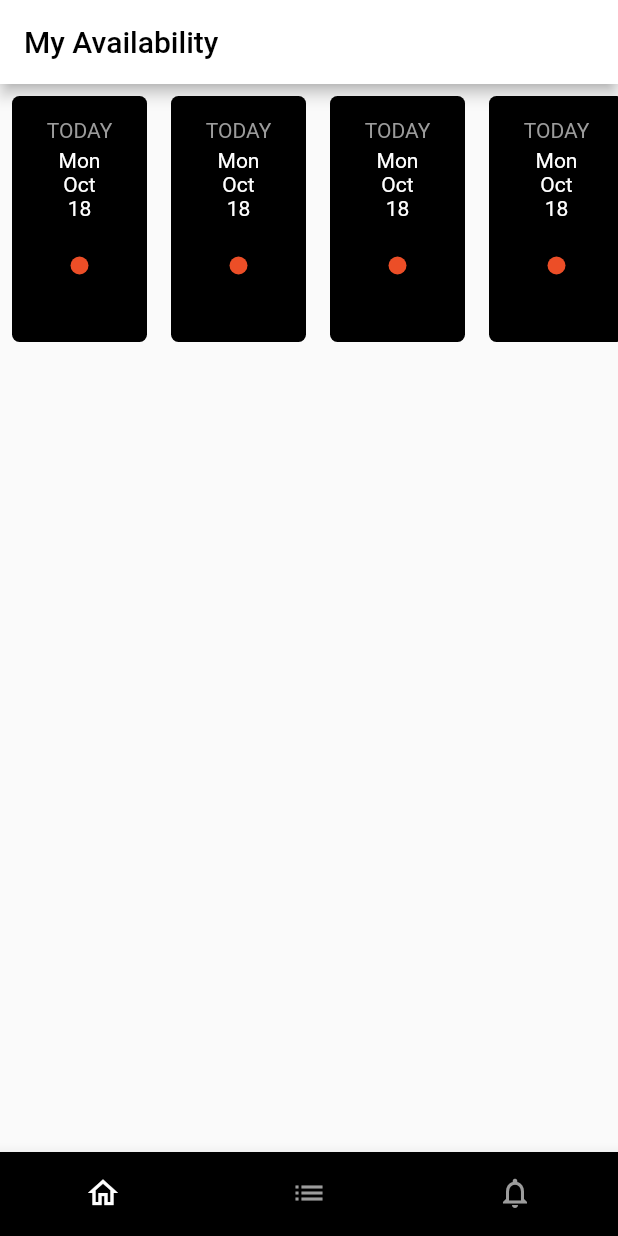
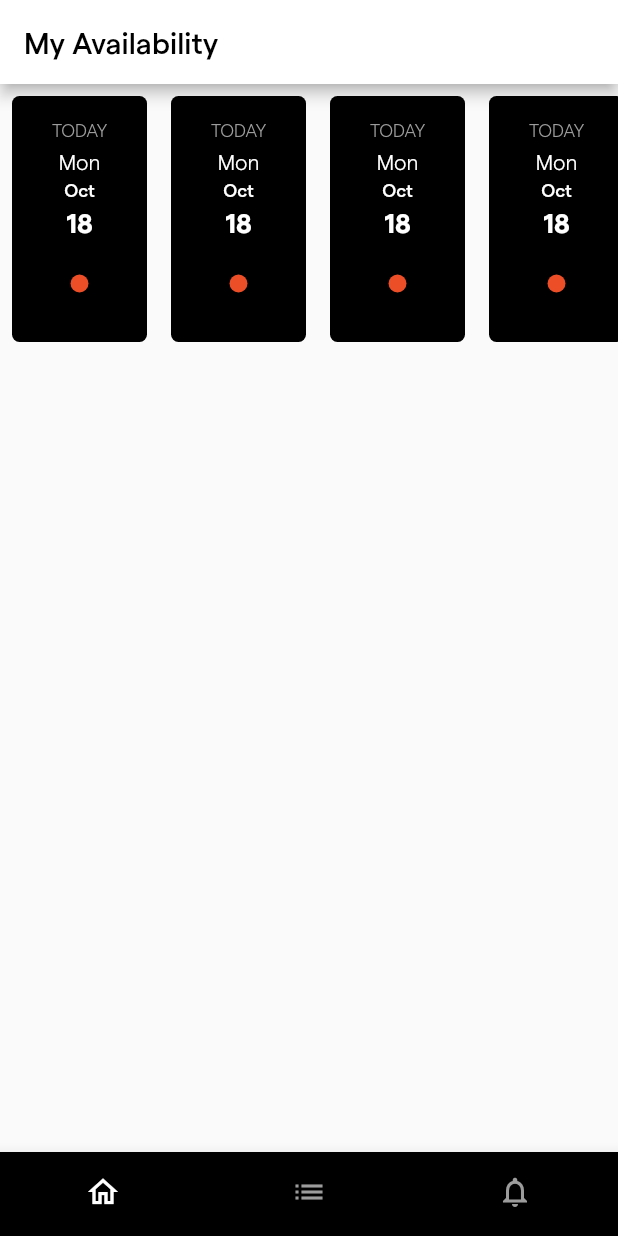
Before and after one commit to ZayniddinMamarasulov/qyre-test, a Flutter app: the screen it shows after launch, on a phone screen of 412 x 824 dp. Run offline on Flutter 3.47's test engine with Material 2 defaults, Android fonts, the phone set to English and light mode, and no system bars.

Commit message:
font style implemented

```diff
--- a/lib/features/home/presentation/widgets/availability_item.dart
+++ b/lib/features/home/presentation/widgets/availability_item.dart
@@ -13,15 +13,36 @@ class AvailabilityItem extends StatelessWidget {
         borderRadius: BorderRadius.all(Radius.circular(5)),
       ),
       width: 90,
-      height: 120,
+      height: 180,
       child: Column(
         crossAxisAlignment: CrossAxisAlignment.center,
         children: [
-          Text("TODAY", style: TextStyle(color: Color(0xff9C9C9C))),
+          Text("TODAY",
+              style: TextStyle(
+                fontSize: 12,
+                color: Color(0xff9C9C9C),
+                fontWeight: FontWeight.w300,
+              )),
           SizedBox(height: 4.0),
-          Text("Mon", style: TextStyle(color: Colors.white)),
-          Text("Oct", style: TextStyle(color: Colors.white)),
-          Text("18", style: TextStyle(color: Colors.white)),
+          Text("Mon",
+              style: TextStyle(
+                height: 1.4,
+                fontSize: 14,
+                color: Colors.white,
+                fontWeight: FontWeight.w200,
+              )),
+          Text("Oct",
+              style: TextStyle(
+                height: 1.4,
+                color: Colors.white,
+                fontSize: 12,
+              )),
+          Text("18",
+              style: TextStyle(
+                  height: 1.4,
+                  color: Colors.white,
+                  fontSize: 18,
+                  fontWeight: FontWeight.bold)),
           SizedBox(height: 24),
           buildDot(Color(0xffEC4E27))
         ],
--- /dev/null
+++ b/lib/features/home/presentation/widgets/complete_item.dart
@@ -0,0 +1,15 @@
+import 'package:flutter/material.dart';
+
+class CompleteCards extends StatelessWidget {
+  const CompleteCards({Key? key}) : super(key: key);
+
+  @override
+  Widget build(BuildContext context) {
+    return ListView.builder(
+      itemCount: 3,
+      itemBuilder: (BuildContext context, int index) {
+        return Container();
+      },
+    );
+  }
+}
--- a/lib/main.dart
+++ b/lib/main.dart
@@ -12,6 +12,7 @@ class MyApp extends StatelessWidget {
   @override
   Widget build(BuildContext context) {
     return MaterialApp(
+      theme: ThemeData(fontFamily: 'Matter'),
       title: "Qyre test",
       home: Content(),
     );
```
Also changed, not shown: pubspec.yaml (+13 -24 lines), assets/fonts/Matter-Bold.otf (added), assets/fonts/matter-light.otf (added), assets/fonts/matter-medium.otf (added), lib/features/home/presentation/widgets/complete_list.dart (added), 3 other files.
